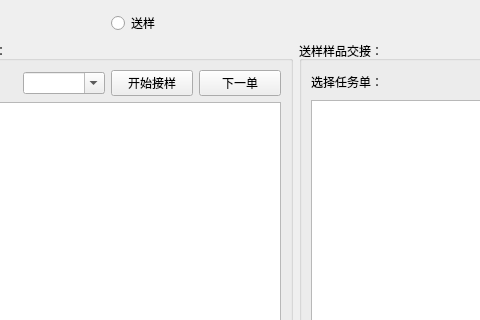
The window that src/TaskSheetManager/samplecirculationui.ui (hcc01/ELIMS) describes before a commit, drawn with Qt 5; both pictures show x 463 to 943 and y 0 to 320 of the 1142 by 576 pixel window.
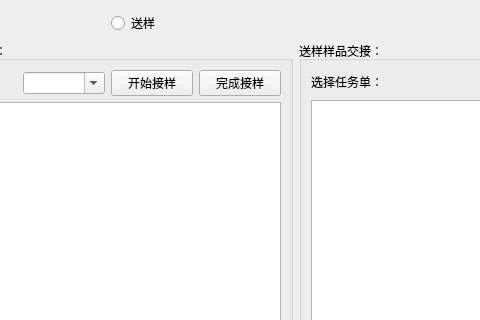
The same window after the commit. Custom widgets are drawn as their Qt base class.

Patch:
```diff
--- a/src/TaskSheetManager/samplecirculationui.ui
+++ b/src/TaskSheetManager/samplecirculationui.ui
@@ -119,7 +119,7 @@
           <item>
            <widget class="QPushButton" name="nextBtn">
             <property name="text">
-             <string>下一单</string>
+             <string>完成接样</string>
             </property>
            </widget>
           </item>
```
